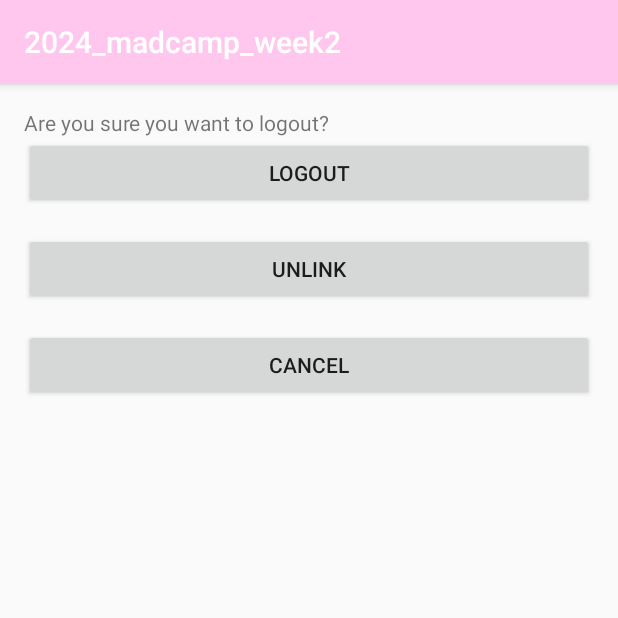
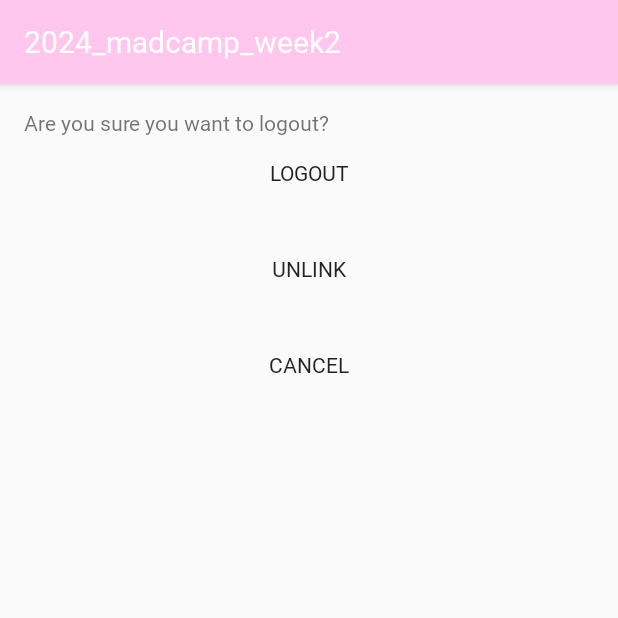
Before and after one commit to dglee2007/2024_madcamp_week2, an Android app: the LogoutActivity screen opened directly, with no data from a screen before it, on a phone screen of 412 x 824 dp, the top half of it. Run offline under Robolectric (Android 15) with nearby library versions, the phone set to English and light mode, and no system bars; our stand-ins replace data binding; libraries missing offline, so code that uses them is left out: com.kakao.sdk.

Commit message:
Design: 폰트 변경

```diff
--- /dev/null
+++ b/app/src/main/res/font/gmarketsans.xml
@@ -0,0 +1,15 @@
+<?xml version="1.0" encoding="utf-8"?>
+<font-family
+    xmlns:android="http://schemas.android.com/apk/res/android"
+    xmlns:app="http://schemas.android.com/apk/res-auto">
+
+    <!--regular-->
+    <font
+        android:font="@font/gmarketsans_medium"
+        android:fontStyle="normal"
+        android:fontWeight="400"
+        app:font="@font/gmarketsans_medium"
+        app:fontStyle="normal"
+        app:fontWeight="500" />
+
+</font-family>
--- a/app/src/main/res/layout/item_hot_concert.xml
+++ b/app/src/main/res/layout/item_hot_concert.xml
@@ -40,7 +40,9 @@
             android:layout_width="wrap_content"
             android:layout_height="wrap_content"
             android:textSize="14sp"
-            android:text="Date" />
+            android:text="Date"
+            android:maxLines="1"
+            android:ellipsize="end"/>
     </LinearLayout>
 
 </LinearLayout>
--- /dev/null
+++ b/app/src/main/res/values/font_style.xml
@@ -0,0 +1,25 @@
+<?xml version="1.0" encoding="utf-8"?>
+<resources>
+
+    <!-- Custom font 적용 -->
+    <style name="customTextViewFontStyle" parent="@android:style/Widget.DeviceDefault.TextView">
+        <item name="android:fontFamily">@font/gmarketsans</item>
+    </style>
+
+    <style name="customButtonFontStyle" parent="@android:style/Widget.DeviceDefault.Button.Borderless">
+        <item name="android:fontFamily">@font/gmarketsans</item>
+    </style>
+
+    <style name="customEditTextFontStyle" parent="@android:style/Widget.DeviceDefault.EditText">
+        <item name="android:fontFamily">@font/gmarketsans</item>
+    </style>
+
+    <style name="customRadioButtonFontStyle" parent="@android:style/Widget.DeviceDefault.CompoundButton.RadioButton">
+        <item name="android:fontFamily">@font/gmarketsans</item>
+    </style>
+
+    <style name="customCheckboxFontStyle" parent="@android:style/Widget.DeviceDefault.CompoundButton.CheckBox">
+        <item name="android:fontFamily">@font/gmarketsans</item>
+    </style>
+
+</resources>
--- a/app/src/main/res/values/styles.xml
+++ b/app/src/main/res/values/styles.xml
@@ -3,6 +3,15 @@
 
     <!-- Base application theme -->
     <style name="AppTheme" parent="Theme.AppCompat.Light.DarkActionBar">
+
+        <!--custom font-family 적용-->
+        <item name="android:textViewStyle">@style/customTextViewFontStyle</item>
+        <item name="android:buttonStyle">@style/customButtonFontStyle</item>
+        <item name="android:editTextStyle">@style/customEditTextFontStyle</item>
+        <item name="android:radioButtonStyle">@style/customRadioButtonFontStyle</item>
+        <item name="android:checkboxStyle">@style/customCheckboxFontStyle</item>
+        <!-- Customize your light theme here. -->
+
         <!-- Customize your theme here -->
         <item name="colorPrimary">@color/pink</item>
         <item name="colorSecondary">@color/purple</item>
```
Also changed, not shown: app/src/main/res/values-night/themes.xml (+7 -0 lines), app/src/main/res/values/themes.xml (+7 -0 lines), 1 other file.
